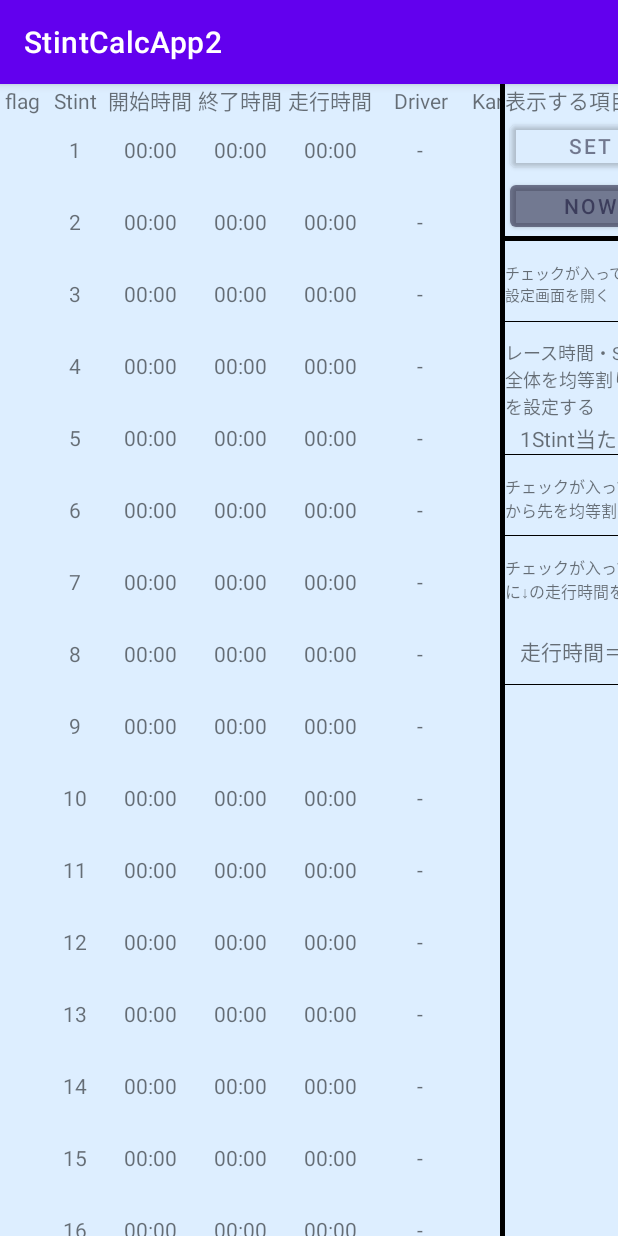
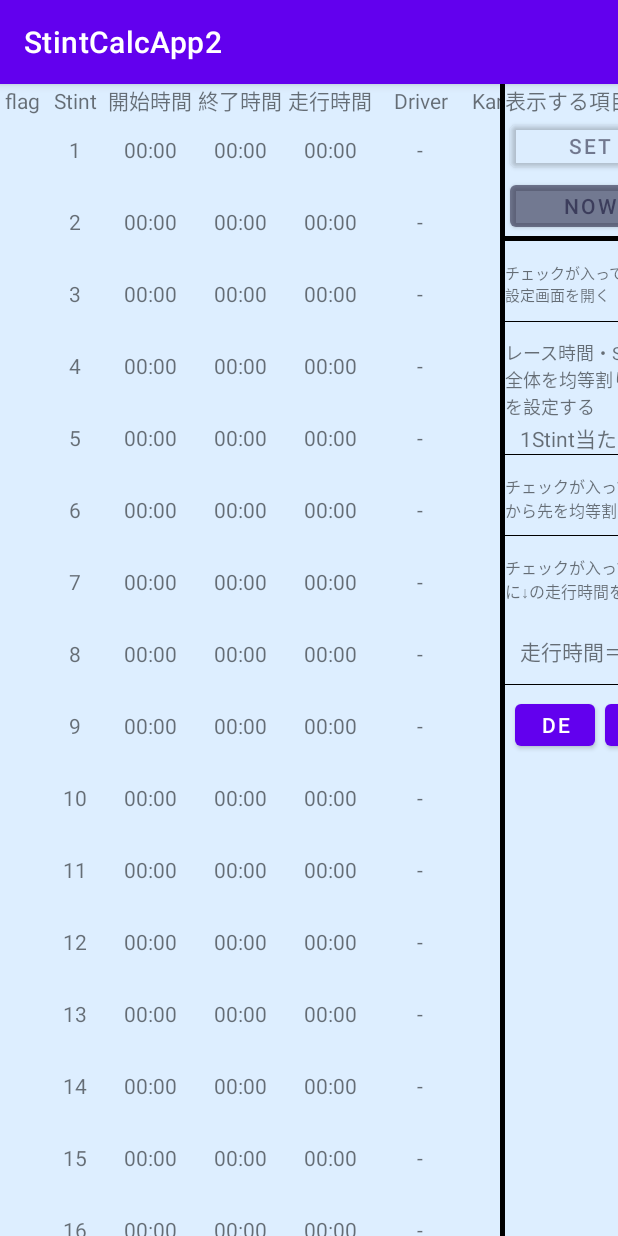
Before and after one commit to makian-github/StintCalcApp2, an Android app: the screen it shows after launch (MainActivity), on a phone screen of 412 x 824 dp. Run offline under Robolectric (Android 15) with nearby library versions, the phone set to English and light mode, and no system bars.

Commit message:
走行時間を設定した際に計算がおかしくなる不具合の修正。デバッグボタンの作成

```diff
--- a/app/src/main/res/layout/activity_main.xml
+++ b/app/src/main/res/layout/activity_main.xml
@@ -578,6 +578,28 @@
                 android:layout_height="1px"
                 android:background="@color/black" />
 
+            <LinearLayout
+                android:layout_width="wrap_content"
+                android:layout_height="80px">
+
+                <Button
+                    android:layout_marginTop="10px"
+                    android:id="@+id/debugBtn"
+                    android:layout_width="80px"
+                    android:layout_height="@dimen/btn_height"
+                    android:layout_marginLeft="10px"
+                    android:text="Debug"
+                    />
+                <Button
+                    android:layout_marginTop="10px"
+                    android:id="@+id/debugBtn2"
+                    android:layout_width="80px"
+                    android:layout_height="@dimen/btn_height"
+                    android:layout_marginLeft="10px"
+                    android:text="Debug"
+                    />
+            </LinearLayout>
+
         </LinearLayout>
 <!-- ================================================== -->
 <!--    STINTタブ    -->
```
Also changed, not shown: app/src/main/java/com/example/stintcalcapp2/layout/InfoDialog.java (added, +43 -0 lines), app/src/main/java/com/example/stintcalcapp2/model/StintData.java (+22 -25 lines), app/src/main/java/com/example/stintcalcapp2/view/MainActivity.java (+110 -26 lines).
